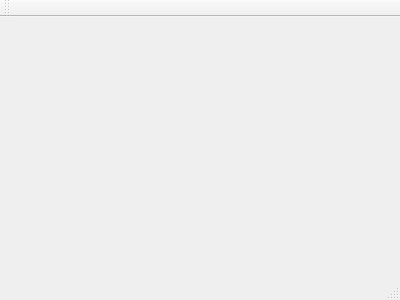
Old version of the form mandible-segmentation/src/apps/develop/gui-develop/SimpleView.ui in the repository EslamAdel/3D-Mandible-Segmentation.
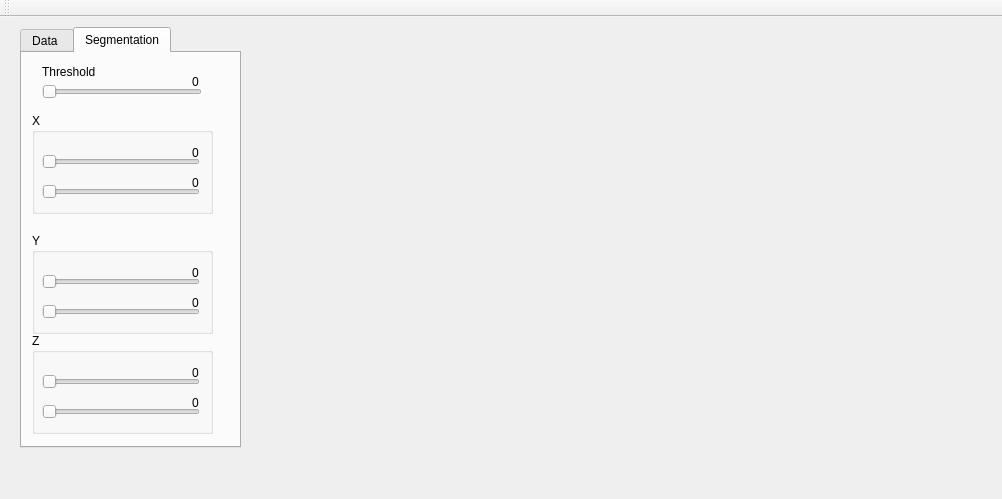
New version of the form. The open tabs and pages were chosen to show the change. Custom widgets are drawn as their Qt base class.

Commit message: Working GUI Try to improve Render3D class to work with all examples and to re load another data and to report error if dir is bad TODO Operate the sliders

Patch:
```diff
--- a/mandible-segmentation/src/apps/develop/gui-develop/SimpleView.ui
+++ b/mandible-segmentation/src/apps/develop/gui-develop/SimpleView.ui
@@ -1,24 +1,456 @@
 <ui version="4.0">
  <class>SimpleView</class>
- <widget class="QMainWindow" name="SimpleView" >
-  <property name="geometry" >
+ <widget class="QMainWindow" name="SimpleView">
+  <property name="geometry">
    <rect>
     <x>0</x>
     <y>0</y>
-    <width>400</width>
-    <height>300</height>
+    <width>1002</width>
+    <height>499</height>
    </rect>
   </property>
   <property name="windowTitle" >
    <string>SimpleView</string>
   </property>
-  <widget class="QMenuBar" name="menuBar" />
-  <widget class="QToolBar" name="mainToolBar" />
-  <widget class="QWidget" name="centralWidget" />
-  <widget class="QStatusBar" name="statusBar" />
+  <widget class="QWidget" name="centralWidget">
+   <widget class="QVTKWidget" name="qvtkWidget">
+    <property name="geometry">
+     <rect>
+      <x>260</x>
+      <y>10</y>
+      <width>711</width>
+      <height>421</height>
+     </rect>
+    </property>
+   </widget>
+   <widget class="QTabWidget" name="tabWidget">
+    <property name="geometry">
+     <rect>
+      <x>20</x>
+      <y>10</y>
+      <width>221</width>
+      <height>421</height>
+     </rect>
+    </property>
+    <property name="currentIndex">
+     <number>0</number>
+    </property>
+    <widget class="QWidget" name="tab">
+     <attribute name="title">
+      <string>Data </string>
+     </attribute>
+     <widget class="QGroupBox" name="groupBox_4">
+      <property name="geometry">
+       <rect>
+        <x>20</x>
+        <y>30</y>
+        <width>111</width>
+        <height>121</height>
+       </rect>
+      </property>
+      <property name="title">
+       <string>Volume</string>
+      </property>
+      <widget class="QPushButton" name="pushButton">
+       <property name="geometry">
+        <rect>
+         <x>10</x>
+         <y>30</y>
+         <width>85</width>
+         <height>27</height>
+        </rect>
+       </property>
+       <property name="text">
+        <string>Load</string>
+       </property>
+      </widget>
+      <widget class="QPushButton" name="pushButton_2">
+       <property name="geometry">
+        <rect>
+         <x>10</x>
+         <y>60</y>
+         <width>85</width>
+         <height>27</height>
+        </rect>
+       </property>
+       <property name="text">
+        <string>Save</string>
+       </property>
+      </widget>
+      <widget class="QPushButton" name="pushButton_4">
+       <property name="geometry">
+        <rect>
+         <x>10</x>
+         <y>90</y>
+         <width>85</width>
+         <height>27</height>
+        </rect>
+       </property>
+       <property name="text">
+        <string>Reset</string>
+       </property>
+      </widget>
+     </widget>
+     <widget class="QGroupBox" name="groupBox_5">
+      <property name="geometry">
+       <rect>
+        <x>10</x>
+        <y>160</y>
+        <width>191</width>
+        <height>141</height>
+       </rect>
+      </property>
+      <property name="title">
+       <string>Rendering</string>
+      </property>
+      <widget class="QRadioButton" name="radioButton">
+       <property name="geometry">
+        <rect>
+         <x>10</x>
+         <y>30</y>
+         <width>158</width>
+         <height>22</height>
+        </rect>
+       </property>
+       <property name="text">
+        <string>Ray Casting</string>
+       </property>
+      </widget>
+      <widget class="QRadioButton" name="radioButton_2">
+       <property name="geometry">
+        <rect>
+         <x>10</x>
+         <y>50</y>
+         <width>158</width>
+         <height>22</height>
+        </rect>
+       </property>
+       <property name="text">
+        <string>Surface</string>
+       </property>
+      </widget>
+      <widget class="QLabel" name="label_8">
+       <property name="geometry">
+        <rect>
+         <x>10</x>
+         <y>80</y>
+         <width>61</width>
+         <height>29</height>
+        </rect>
+       </property>
+       <property name="text">
+        <string>Iso Value</string>
+       </property>
+      </widget>
+      <widget class="QSlider" name="horizontalSlider_7">
+       <property name="geometry">
+        <rect>
+         <x>40</x>
+         <y>141</y>
+         <width>158</width>
+         <height>18</height>
+        </rect>
+       </property>
+       <property name="orientation">
+        <enum>Qt::Horizontal</enum>
+       </property>
+      </widget>
+      <widget class="QSlider" name="horizontalSlider_9">
+       <property name="geometry">
+        <rect>
+         <x>10</x>
+         <y>110</y>
+         <width>160</width>
+         <height>18</height>
+        </rect>
+       </property>
+       <property name="orientation">
+        <enum>Qt::Horizontal</enum>
+       </property>
+      </widget>
+      <widget class="QLabel" name="label_9">
+       <property name="geometry">
+        <rect>
+         <x>150</x>
+         <y>80</y>
+         <width>16</width>
+         <height>29</height>
+        </rect>
+       </property>
+       <property name="text">
+        <string>0</string>
+       </property>
+      </widget>
+     </widget>
+    </widget>
+    <widget class="QWidget" name="tab_2">
+     <attribute name="title">
+      <string>Segmentation</string>
+     </attribute>
+     <widget class="QGroupBox" name="groupBox">
+      <property name="geometry">
+       <rect>
+        <x>10</x>
+        <y>60</y>
+        <width>181</width>
+        <height>101</height>
+       </rect>
+      </property>
+      <property name="title">
+       <string>X </string>
+      </property>
+      <widget class="QSlider" name="horizontalSlider_2">
+       <property name="geometry">
+        <rect>
+         <x>10</x>
+         <y>40</y>
+         <width>158</width>
+         <height>18</height>
+        </rect>
+       </property>
+       <property name="orientation">
+        <enum>Qt::Horizontal</enum>
+       </property>
+      </widget>
+      <widget class="QSlider" name="horizontalSlider">
+       <property name="geometry">
+        <rect>
+         <x>10</x>
+         <y>70</y>
+         <width>158</width>
+         <height>18</height>
+        </rect>
+       </property>
+       <property name="orientation">
+        <enum>Qt::Horizontal</enum>
+       </property>
+      </widget>
+      <widget class="QLabel" name="label_2">
+       <property name="geometry">
+        <rect>
+         <x>160</x>
+         <y>30</y>
+         <width>20</width>
+         <height>20</height>
+        </rect>
+       </property>
+       <property name="text">
+        <string>0</string>
+       </property>
+      </widget>
+      <widget class="QLabel" name="label_3">
+       <property name="geometry">
+        <rect>
+         <x>160</x>
+         <y>60</y>
+         <width>20</width>
+         <height>20</height>
+        </rect>
+       </property>
+       <property name="text">
+        <string>0</string>
+       </property>
+      </widget>
+     </widget>
+     <widget class="QSlider" name="horizontalSlider_8">
+      <property name="geometry">
+       <rect>
+        <x>20</x>
+        <y>30</y>
+        <width>160</width>
+        <height>18</height>
+       </rect>
+      </property>
+      <property name="orientation">
+       <enum>Qt::Horizontal</enum>
+      </property>
+     </widget>
+     <widget class="QLabel" name="label">
+      <property name="geometry">
+       <rect>
+        <x>20</x>
+        <y>10</y>
+        <width>59</width>
+        <height>17</height>
+       </rect>
+      </property>
+      <property name="text">
+       <string>Threshold</string>
+      </property>
+     </widget>
+     <widget class="QLabel" name="label_10">
+      <property name="geometry">
+       <rect>
+        <x>170</x>
+        <y>20</y>
+        <width>21</width>
+        <height>17</height>
+       </rect>
+      </property>
+      <property name="text">
+       <string>0</string>
+      </property>
+     </widget>
+     <widget class="QGroupBox" name="groupBox_3">
+      <property name="geometry">
+       <rect>
+        <x>10</x>
+        <y>180</y>
+        <width>181</width>
+        <height>101</height>
+       </rect>
+      </property>
+      <property name="title">
+       <string>Y</string>
+      </property>
+      <widget class="QSlider" name="horizontalSlider_5">
+       <property name="geometry">
+        <rect>
+         <x>10</x>
+         <y>40</y>
+         <width>158</width>
+         <height>18</height>
+        </rect>
+       </property>
+       <property name="orientation">
+        <enum>Qt::Horizontal</enum>
+       </property>
+      </widget>
+      <widget class="QSlider" name="horizontalSlider_6">
+       <property name="geometry">
+        <rect>
+         <x>10</x>
+         <y>70</y>
+         <width>158</width>
+         <height>18</height>
+        </rect>
+       </property>
+       <property name="orientation">
+        <enum>Qt::Horizontal</enum>
+       </property>
+      </widget>
+      <widget class="QLabel" name="label_6">
+       <property name="geometry">
+        <rect>
+         <x>160</x>
+         <y>30</y>
+         <width>20</width>
+         <height>20</height>
+        </rect>
+       </property>
+       <property name="text">
+        <string>0</string>
+       </property>
+      </widget>
+      <widget class="QLabel" name="label_7">
+       <property name="geometry">
+        <rect>
+         <x>160</x>
+         <y>60</y>
+         <width>20</width>
+         <height>20</height>
+        </rect>
+       </property>
+       <property name="text">
+        <string>0</string>
+       </property>
+      </widget>
+     </widget>
+     <widget class="QGroupBox" name="groupBox_2">
+      <property name="geometry">
+       <rect>
+        <x>10</x>
+        <y>280</y>
+        <width>181</width>
+        <height>101</height>
+       </rect>
+      </property>
+      <property name="title">
+       <string>Z</string>
+      </property>
+      <widget class="QSlider" name="horizontalSlider_3">
+       <property name="geometry">
+        <rect>
+         <x>10</x>
+         <y>40</y>
+         <width>158</width>
+         <height>18</height>
+        </rect>
+       </property>
+       <property name="orientation">
+        <enum>Qt::Horizontal</enum>
+       </property>
+      </widget>
+      <widget class="QSlider" name="horizontalSlider_4">
+       <property name="geometry">
+        <rect>
+         <x>10</x>
+         <y>70</y>
+         <width>158</width>
+         <height>18</height>
+        </rect>
+       </property>
+       <property name="orientation">
+        <enum>Qt::Horizontal</enum>
+       </property>
+      </widget>
+      <widget class="QLabel" name="label_4">
+       <property name="geometry">
+        <rect>
+         <x>160</x>
+         <y>30</y>
+         <width>20</width>
+         <height>20</height>
+        </rect>
+       </property>
+       <property name="text">
+        <string>0</string>
+       </property>
+      </widget>
+      <widget class="QLabel" name="label_5">
+       <property name="geometry">
+        <rect>
+         <x>160</x>
+         <y>60</y>
+         <width>20</width>
+         <height>20</height>
+        </rect>
+       </property>
+       <property name="text">
+        <string>0</string>
+       </property>
+      </widget>
+     </widget>
+    </widget>
+   </widget>
+  </widget>
+  <widget class="QMenuBar" name="menuBar">
+   <property name="geometry">
+    <rect>
+     <x>0</x>
+     <y>0</y>
+     <width>1002</width>
+     <height>27</height>
+    </rect>
+   </property>
+  </widget>
+  <widget class="QToolBar" name="mainToolBar">
+   <attribute name="toolBarArea">
+    <enum>TopToolBarArea</enum>
+   </attribute>
+   <attribute name="toolBarBreak">
+    <bool>false</bool>
+   </attribute>
+  </widget>
  </widget>
- <layoutDefault spacing="6" margin="11" />
- <pixmapfunction></pixmapfunction>
+ <layoutdefault spacing="6" margin="11"/>
+ <customwidgets>
+  <customwidget>
+   <class>QVTKWidget</class>
+   <extends>QWidget</extends>
+   <header>QVTKWidget.h</header>
+  </customwidget>
+ </customwidgets>
  <resources/>
  <connections/>
 </ui>
```
Left out of the diff: 3 changed lines with no effect on the pictures. The commit also changes 5 other files.
